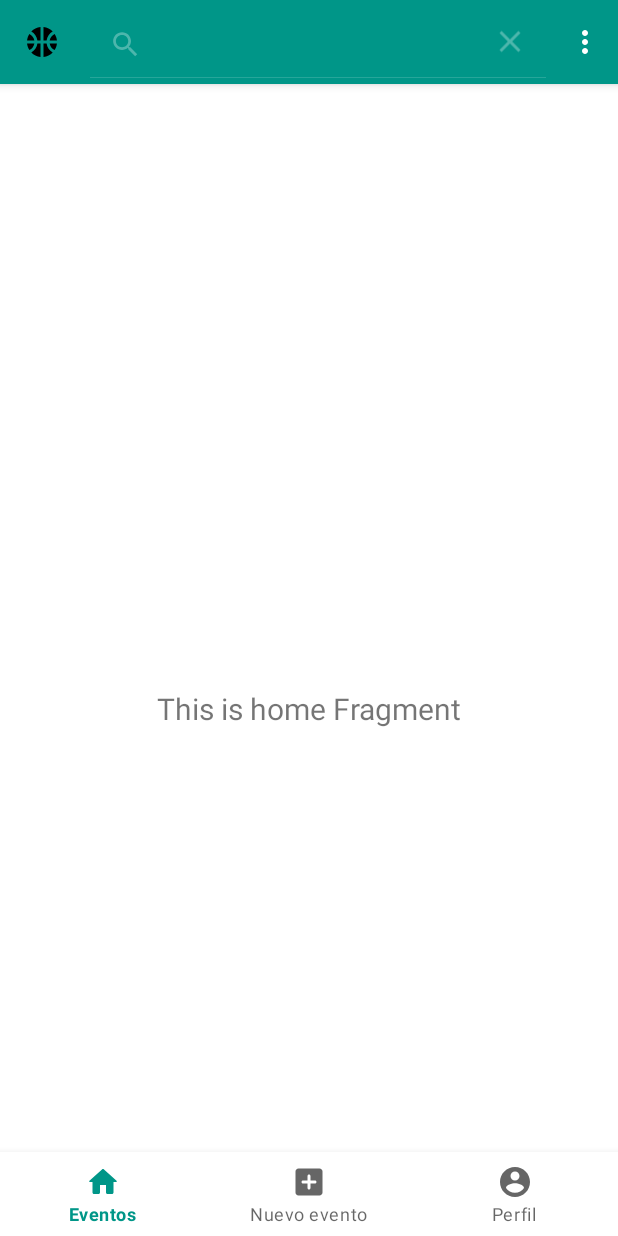
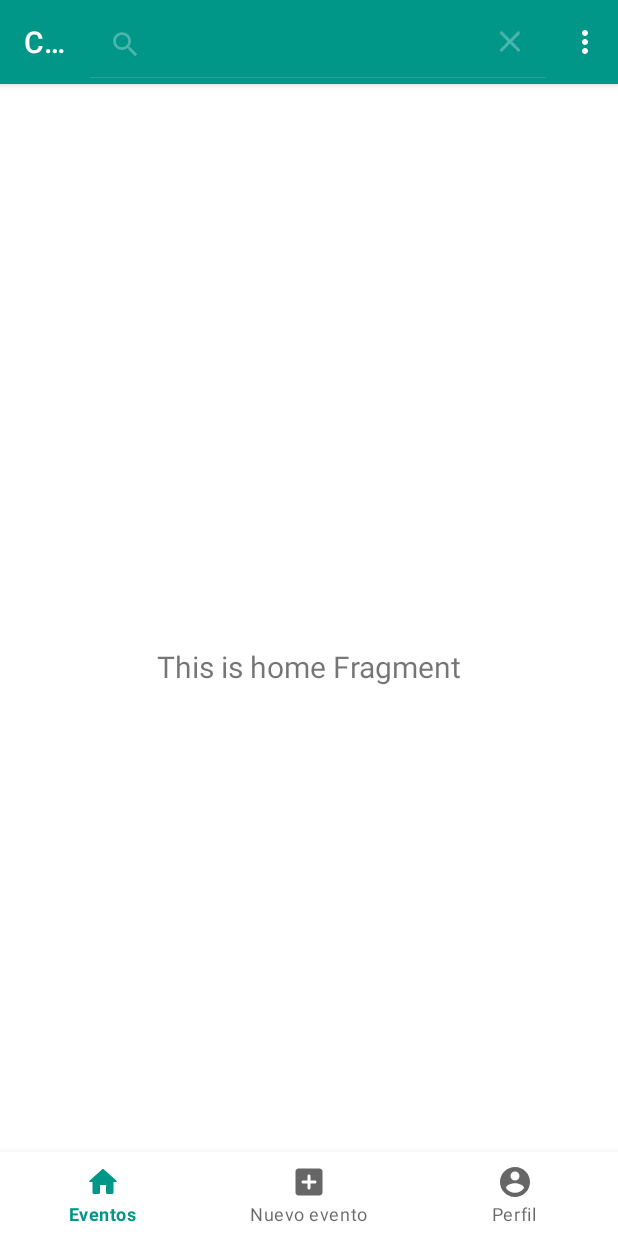
Before and after one commit to jocasolo/competitive-events, an Android app: the screen it shows after launch (MainActivity), after a tap on "Search", on a phone screen of 412 x 824 dp. Run offline under Robolectric (Android 15) with nearby library versions, the light colour scheme and no system bars.

Commit message:
Minor fixes

```diff
--- a/competitive-events-app/app/src/main/java/es/jocasolo/competitiveeventsapp/LoginActivity.kt
+++ b/competitive-events-app/app/src/main/java/es/jocasolo/competitiveeventsapp/LoginActivity.kt
@@ -1,8 +1,7 @@
 package es.jocasolo.competitiveeventsapp
 
-import android.accounts.AccountManager
+import android.os.Bundle
 import androidx.appcompat.app.AppCompatActivity
-import android.os.Bundle
 
 class LoginActivity : AppCompatActivity() {
 
--- a/competitive-events-app/app/src/main/java/es/jocasolo/competitiveeventsapp/MainActivity.kt
+++ b/competitive-events-app/app/src/main/java/es/jocasolo/competitiveeventsapp/MainActivity.kt
@@ -1,36 +1,19 @@
 package es.jocasolo.competitiveeventsapp
 
-import android.accounts.Account
-import android.accounts.AccountManager
-import androidx.appcompat.app.AppCompatActivity
 import android.os.Bundle
 import android.view.Menu
 import android.view.MenuInflater
-import android.view.View
-import android.widget.Toolbar
-import com.google.gson.Gson
-import es.jocasolo.competitiveeventsapp.R
-import es.jocasolo.competitiveeventsapp.constants.Constants
-import es.jocasolo.competitiveeventsapp.dto.ErrorDTO
-import es.jocasolo.competitiveeventsapp.dto.login.LoginDTO
-import es.jocasolo.competitiveeventsapp.dto.login.TokenDTO
-import es.jocasolo.competitiveeventsapp.service.ServiceBuilder
-import es.jocasolo.competitiveeventsapp.service.UserService
-import es.jocasolo.competitiveeventsapp.utils.Message
-import retrofit2.Call
-import retrofit2.Callback
-import retrofit2.Response
-import java.net.HttpURLConnection
+import androidx.appcompat.app.AppCompatActivity
 
 class MainActivity : AppCompatActivity() {
 
     override fun onCreate(savedInstanceState: Bundle?) {
         super.onCreate(savedInstanceState)
-        supportActionBar?.setDisplayShowHomeEnabled(true);
-        supportActionBar?.setLogo(R.drawable.basketball);
-        supportActionBar?.setDisplayUseLogoEnabled(true);
+        //supportActionBar?.setDisplayShowHomeEnabled(true);
+        //supportActionBar?.setLogo(R.drawable.basketball);
+        //supportActionBar?.setDisplayUseLogoEnabled(true);
         //supportActionBar?.setDisplayShowTitleEnabled(false)
-        supportActionBar?.title = " " + getString(R.string.your_events)
+        //supportActionBar?.title = " " + getString(R.string.your_events)
         setContentView(R.layout.activity_main)
     }
 
--- a/competitive-events-app/app/src/main/java/es/jocasolo/competitiveeventsapp/ui/home/HomeFragment.kt
+++ b/competitive-events-app/app/src/main/java/es/jocasolo/competitiveeventsapp/ui/home/HomeFragment.kt
@@ -6,7 +6,6 @@ import android.view.View
 import android.view.ViewGroup
 import android.widget.TextView
 import androidx.fragment.app.Fragment
-import androidx.lifecycle.Observer
 import androidx.lifecycle.ViewModelProvider
 import es.jocasolo.competitiveeventsapp.R
 
@@ -23,7 +22,7 @@ class HomeFragment : Fragment() {
                 ViewModelProvider(this).get(HomeViewModel::class.java)
         val root = inflater.inflate(R.layout.fragment_home, container, false)
         val textView: TextView = root.findViewById(R.id.txt_home)
-        homeViewModel.text.observe(viewLifecycleOwner, Observer {
+        homeViewModel.text.observe(viewLifecycleOwner, {
             textView.text = it
         })
         return root
--- a/competitive-events-app/app/src/main/java/es/jocasolo/competitiveeventsapp/utils/MyDialog.kt
+++ b/competitive-events-app/app/src/main/java/es/jocasolo/competitiveeventsapp/utils/MyDialog.kt
@@ -1,10 +1,8 @@
 package es.jocasolo.competitiveeventsapp.utils
 
-import android.content.Intent
 import android.content.res.Resources
 import androidx.appcompat.app.AlertDialog
 import androidx.fragment.app.Fragment
-import androidx.fragment.app.FragmentActivity
 import androidx.navigation.fragment.findNavController
 import es.jocasolo.competitiveeventsapp.R
 
--- a/competitive-events-app/app/src/main/res/layout/activity_main.xml
+++ b/competitive-events-app/app/src/main/res/layout/activity_main.xml
@@ -1,11 +1,9 @@
 <?xml version="1.0" encoding="utf-8"?>
 <androidx.constraintlayout.widget.ConstraintLayout xmlns:android="http://schemas.android.com/apk/res/android"
     xmlns:app="http://schemas.android.com/apk/res-auto"
-    xmlns:tools="http://schemas.android.com/tools"
     android:id="@+id/container"
     android:layout_width="match_parent"
-    android:layout_height="match_parent"
-    android:paddingTop="?attr/actionBarSize">
+    android:layout_height="match_parent">
 
     <com.google.android.material.bottomnavigation.BottomNavigationView
         android:id="@+id/nav_view"
--- a/competitive-events-app/app/src/main/res/layout/content_login.xml
+++ b/competitive-events-app/app/src/main/res/layout/content_login.xml
@@ -1,7 +1,6 @@
 <?xml version="1.0" encoding="utf-8"?>
 <androidx.constraintlayout.widget.ConstraintLayout xmlns:android="http://schemas.android.com/apk/res/android"
     xmlns:app="http://schemas.android.com/apk/res-auto"
-    xmlns:tools="http://schemas.android.com/tools"
     android:id="@+id/content_login"
     android:layout_width="match_parent"
     android:layout_height="match_parent"
--- a/competitive-events-app/app/src/main/res/navigation/nav_main.xml
+++ b/competitive-events-app/app/src/main/res/navigation/nav_main.xml
@@ -1,7 +1,6 @@
 <?xml version="1.0" encoding="utf-8"?>
 <navigation xmlns:android="http://schemas.android.com/apk/res/android"
     xmlns:app="http://schemas.android.com/apk/res-auto"
-    xmlns:tools="http://schemas.android.com/tools"
     android:id="@+id/nav_main"
     app:startDestination="@id/homeFragment">
     <fragment
```
Also changed, not shown: 1 other file.
